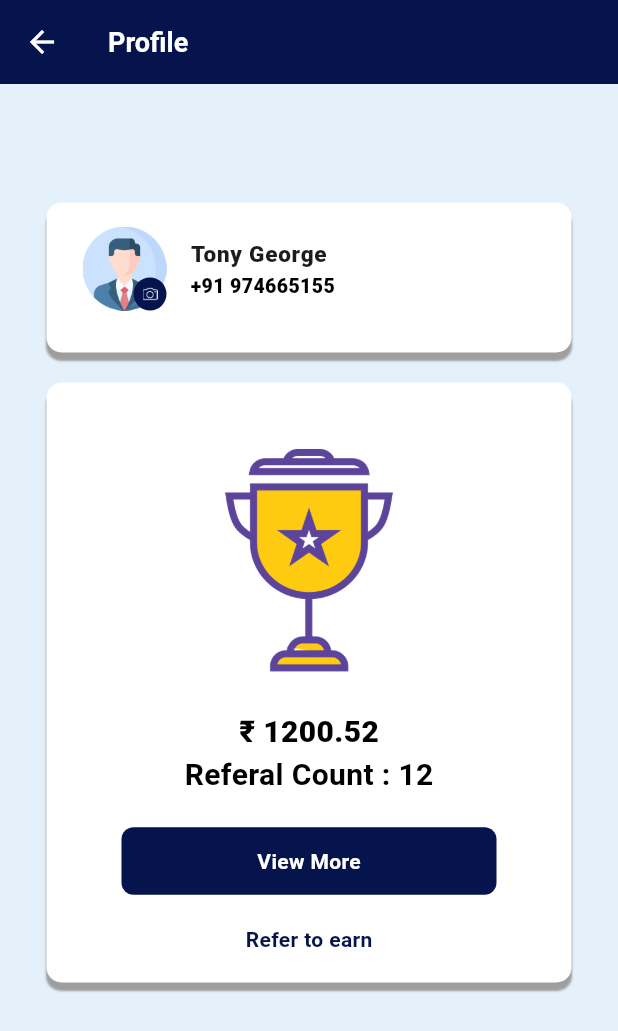
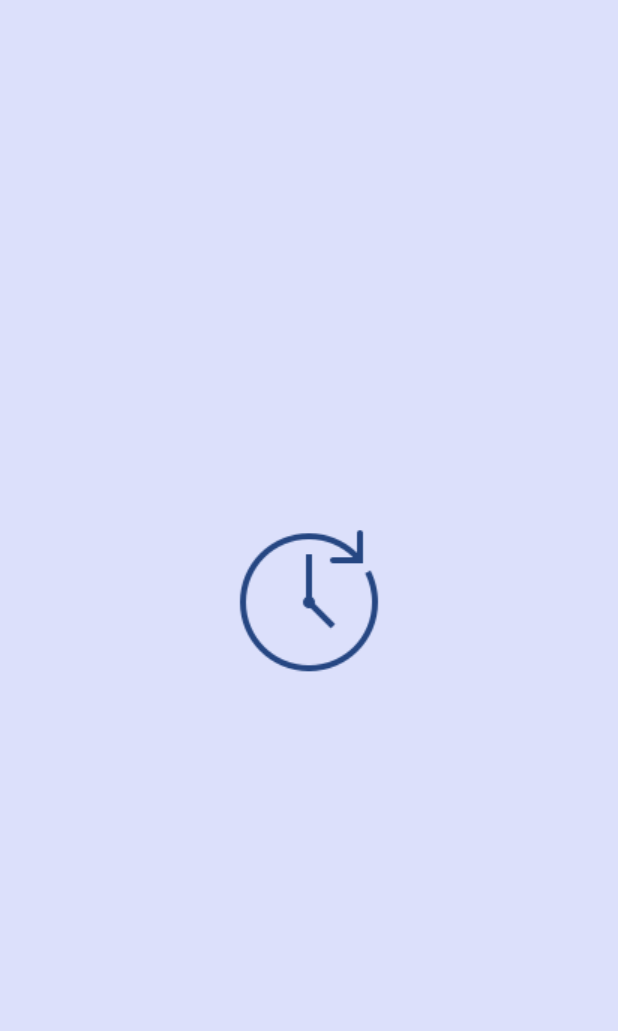
Before and after one commit to AthiraaAthi/project_way, a Flutter app: the ProfileScreen screen opened directly, after a tap on "View More", on a phone screen of 412 x 824 dp. Shown: the top 1031 px of the screen. Run offline on Flutter 3.47's test engine with Material 3 defaults, Android fonts, the phone set to English and light mode, and no system bars; our stand-ins replace carousel_slider, pinput.

Commit message:
started coming soon screen

```diff
--- /dev/null
+++ b/lib/view/coming_soon_screen/comingsoon_screen.dart
@@ -0,0 +1,23 @@
+import 'package:flutter/material.dart';
+import 'package:project_way/utils/color_constant/color_constant.dart';
+import 'package:project_way/utils/image_constant/image_constant.dart';
+
+class ComingSoonScreen extends StatelessWidget {
+  const ComingSoonScreen({super.key});
+
+  @override
+  Widget build(BuildContext context) {
+    return Scaffold(
+      backgroundColor: ColorConstant.bgIndigo,
+      body: Center(
+        child: Column(
+          mainAxisAlignment: MainAxisAlignment.center,
+          children: [
+            Image.asset(ImageConstant.ComingSoon),
+            Text(""),
+          ],
+        ),
+      ),
+    );
+  }
+}
--- a/lib/view/profile/profile_screen.dart
+++ b/lib/view/profile/profile_screen.dart
@@ -1,6 +1,7 @@
 import 'package:flutter/material.dart';
 import 'package:project_way/utils/color_constant/color_constant.dart';
 import 'package:project_way/utils/image_constant/image_constant.dart';
+import 'package:project_way/view/coming_soon_screen/comingsoon_screen.dart';
 
 class ProfileScreen extends StatelessWidget {
   const ProfileScreen({super.key});
@@ -122,7 +123,13 @@ class ProfileScreen extends StatelessWidget {
                       height: 20,
                     ),
                     InkWell(
-                      onTap: () {},
+                      onTap: () {
+                        Navigator.push(
+                            context,
+                            MaterialPageRoute(
+                              builder: (context) => ComingSoonScreen(),
+                            ));
+                      },
                       child: Container(
                         height: 45,
                         width: 250,
```
